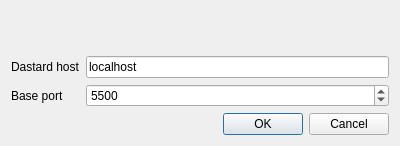
The window that host_port.ui (usnistgov/dastardcommander) describes before a commit, drawn with Qt 5.
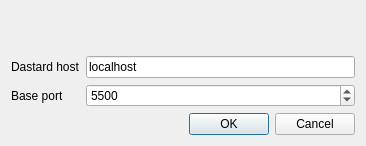
The same window after the commit. Icons and pictures are not drawn.

Commit message: Trivial adjustments

```diff
--- a/host_port.ui
+++ b/host_port.ui
@@ -9,7 +9,7 @@
    <rect>
     <x>0</x>
     <y>0</y>
-    <width>400</width>
+    <width>366</width>
     <height>146</height>
    </rect>
   </property>
@@ -39,8 +39,11 @@
     </widget>
    </item>
    <item>
-    <layout class="QGridLayout" name="gridLayout">
-     <property name="spacing">
+    <layout class="QFormLayout" name="formLayout">
+     <property name="horizontalSpacing">
+      <number>-1</number>
+     </property>
+     <property name="verticalSpacing">
       <number>-1</number>
      </property>
      <item row="0" column="0">
@@ -60,6 +63,13 @@
        </property>
       </widget>
      </item>
+     <item row="1" column="0">
+      <widget class="QLabel" name="portLabel">
+       <property name="text">
+        <string>Base port</string>
+       </property>
+      </widget>
+     </item>
      <item row="1" column="1">
       <widget class="QSpinBox" name="basePortSpin">
        <property name="toolTip">
@@ -76,13 +86,6 @@
        </property>
       </widget>
      </item>
-     <item row="1" column="0">
-      <widget class="QLabel" name="portLabel">
-       <property name="text">
-        <string>Base port</string>
-       </property>
-      </widget>
-     </item>
     </layout>
    </item>
    <item>
```
Left out of the diff: 36 changed lines with no effect on the pictures. The commit also changes 1 other file.
